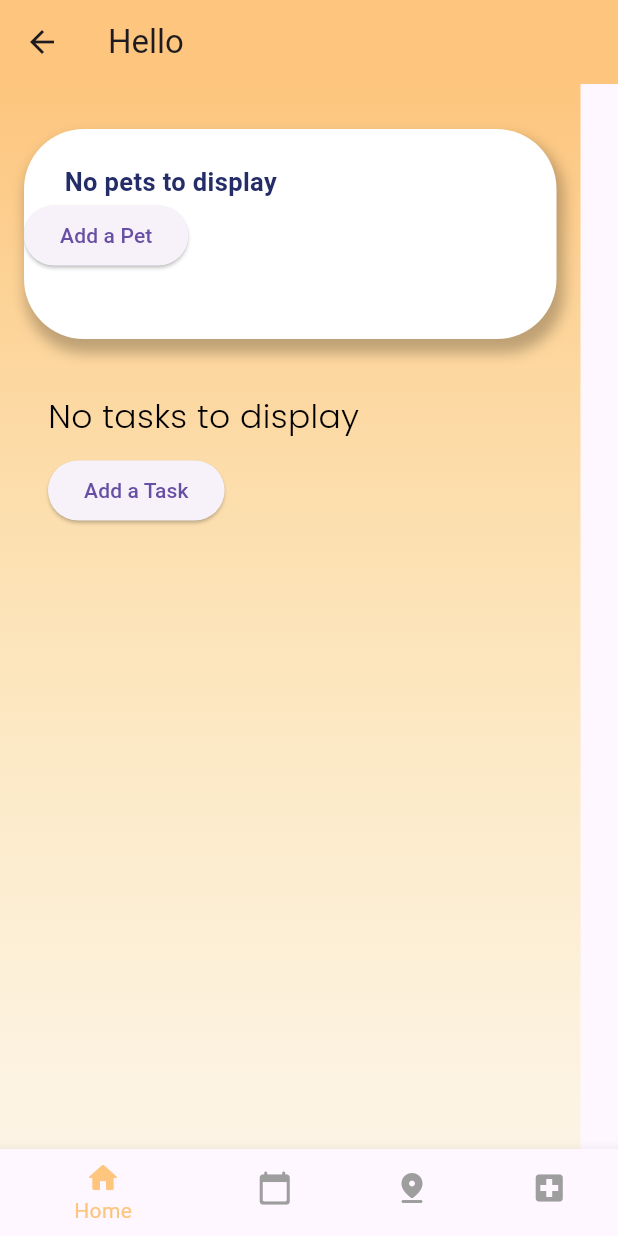
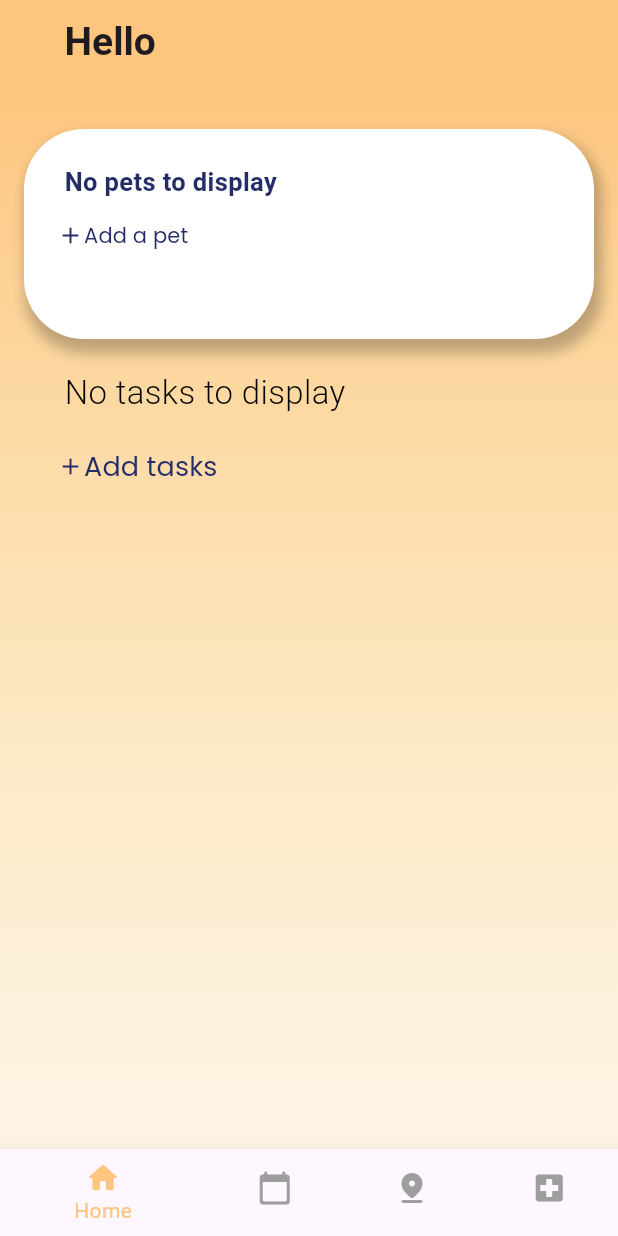
Before and after one commit to ammitrevska/PetPal-Health, a Flutter app: the InitializePet screen opened directly, on a phone screen of 412 x 824 dp. Run offline on Flutter 3.47's test engine with Material 3 defaults, Android fonts, the phone set to English and light mode, and no system bars; our stand-ins replace cloud_firestore, firebase_core, firebase_storage, flutter_map, image_picker, latlong2; accounts and stored records are empty; Roboto replaces fonts that are missing (Comic Sans MS, Comic Sans Ms).

Commit message:
inicialization screen ui completed

```diff
--- a/lib/screens/inicialization_screen.dart
+++ b/lib/screens/inicialization_screen.dart
@@ -2,10 +2,10 @@
 import 'package:flutter/material.dart';
 import 'package:petpal/enum/TaskCategory.dart';
 import 'package:petpal/models/pet.dart';
-import 'package:petpal/pet_list.dart';
+import 'package:petpal/screens/pet_list.dart';
 import 'package:petpal/screens/map_screen.dart';
 import 'package:petpal/task_command.dart';
-import 'package:petpal/task_list.dart';
+import 'package:petpal/screens/task_list.dart';
 import 'package:petpal/widgets/nav_bar.dart';
 
 class InitializePet extends StatefulWidget {
@@ -40,7 +40,19 @@ class _InitializePetState extends State<InitializePet> {
     return Scaffold(
       appBar: AppBar(
         backgroundColor: const Color.fromRGBO(253, 197, 126, 1),
-        title: const Text("Hello"),
+        title: const Padding(
+          padding: EdgeInsets.only(left: 27),
+          child: Text(
+            "Hello",
+            style: TextStyle(
+              fontFamily: 'Comic Sans Ms',
+              fontWeight: FontWeight.bold,
+              fontSize: 26
+            ),
+          ),
+        ),
+        //so there wont be a back arrow in the nav bar
+        automaticallyImplyLeading: false,
       ),
       body: Container(
         decoration: const BoxDecoration(
--- a/lib/pet_list.dart
+++ b/lib/screens/pet_list.dart
@@ -1,11 +1,12 @@
 // screens/pet_list.dart
 import 'package:flutter/material.dart';
+import 'package:flutter/widgets.dart';
 import 'package:petpal/screens/pet_form.dart';
-import 'models/pet.dart';
+import '../models/pet.dart';
 
 class PetList extends StatelessWidget {
   final List<Pet> petList;
-  final Function(Pet) onPetAdded; // Update the callback type
+  final Function(Pet) onPetAdded;
 
   const PetList({super.key, required this.petList, required this.onPetAdded});
 
@@ -13,7 +14,7 @@ class PetList extends StatelessWidget {
   Widget build(BuildContext context) {
     return petList.isEmpty
         ? Container(
-            width: 355,
+            // width: 355,
             height: 140,
             clipBehavior: Clip.antiAlias,
             margin: const EdgeInsets.only(left: 16, right: 16),
@@ -44,11 +45,12 @@ class PetList extends StatelessWidget {
                       color: Color(0xFF242D68),
                       fontSize: 17,
                       fontFamily: 'Comic Sans MS',
-                      fontWeight: FontWeight.w700,
+                      fontStyle: FontStyle.normal,
+                      fontWeight: FontWeight.bold,
                     ),
                   ),
                 ),
-                ElevatedButton(
+                TextButton(
                   onPressed: () async {
                     dynamic result = await Navigator.push(
                       context,
@@ -62,7 +64,26 @@ class PetList extends StatelessWidget {
                       onPetAdded(result);
                     }
                   },
-                  child: const Text('Add a Pet'),
+                  child: const Row(
+                    children: [
+                      Padding(
+                        padding: EdgeInsets.only(left: 10),
+                        child: Icon(
+                          Icons.add,
+                          color: Color.fromRGBO(36, 45, 104, 1),
+                        ),
+                      ),
+                      Text(
+                        "Add a pet",
+                        style: TextStyle(
+                          color: Color.fromRGBO(36, 45, 104, 1),
+                          fontFamily: 'Poppins',
+                          fontStyle: FontStyle.normal,
+                          fontWeight: FontWeight.w400
+                        ),
+                      ),
+                    ],
+                  ),
                 ),
               ],
             ),
--- a/lib/task_list.dart
+++ b/lib/screens/task_list.dart
@@ -1,8 +1,9 @@
 // screens/task_list.dart
 import 'package:flutter/material.dart';
+import 'package:flutter/widgets.dart';
 import 'package:petpal/enum/TaskCategory.dart';
-import 'models/task.dart';
-import 'task_command.dart';
+import '../models/task.dart';
+import '../task_command.dart';
 
 class TaskList extends StatelessWidget {
   final List<String> taskList;
@@ -17,24 +18,26 @@ class TaskList extends StatelessWidget {
 
   @override
   Widget build(BuildContext context) {
-    return Container(
-      width: 355,
-      padding: const EdgeInsets.all(16),
-      child: Column(
+    return Column(
       crossAxisAlignment: CrossAxisAlignment.start,
       children: [
-          Text(
+        Padding(
+          padding: const EdgeInsets.only(left: 43),
+          child: Text(
             taskList.isEmpty ? "No tasks to display" : "Tasks",
             style: const TextStyle(
                 color: Colors.black,
                 fontSize: 22,
-                fontFamily: 'Poppins',
+                fontFamily: 'Comic Sans MS',
                 fontWeight: FontWeight.w300),
+          ),
         ),
         const SizedBox(
           height: 10,
         ),
-          ElevatedButton(
+        Padding(
+          padding: const EdgeInsets.only(left: 26),
+          child: TextButton(
             onPressed: () async {
               TextEditingController taskController = TextEditingController();
               TaskCategory? selectedCategory;
@@ -63,8 +66,7 @@ class TaskList extends StatelessWidget {
                               selectedCategory = newValue;
                             }
                           },
-                          items: categories
-                              .map<DropdownMenuItem<TaskCategory>>(
+                          items: categories.map<DropdownMenuItem<TaskCategory>>(
                               (TaskCategory category) {
                             return DropdownMenuItem<TaskCategory>(
                               value: category,
@@ -107,7 +109,25 @@ class TaskList extends StatelessWidget {
                 },
               );
             },
-            child: const Text("Add a Task"),
+            child: const Row(
+              children: [
+                SizedBox(width: 0,),
+                Icon(
+                  Icons.add,
+                  color: Color.fromRGBO(36, 45, 104, 1),
+                ),
+                Text(
+                  "Add tasks",
+                  style: TextStyle(
+                      color: Color.fromRGBO(36, 45, 104, 1),
+                      fontFamily: 'Poppins',
+                      fontStyle: FontStyle.normal,
+                      fontWeight: FontWeight.w400,
+                      fontSize: 18),
+                ),
+              ],
+            ),
+          ),
         ),
         for (String task in taskList)
           ListTile(
@@ -122,7 +142,6 @@ class TaskList extends StatelessWidget {
             ),
           ),
       ],
-      ),
     );
   }
 }
--- a/lib/widgets/nav_bar.dart
+++ b/lib/widgets/nav_bar.dart
@@ -54,10 +54,10 @@
 import 'package:flutter/material.dart';
 import 'package:petpal/enum/TaskCategory.dart';
 import 'package:petpal/models/pet.dart';
-import 'package:petpal/pet_list.dart';
+import 'package:petpal/screens/pet_list.dart';
 import 'package:petpal/screens/inicialization_screen.dart';
 import 'package:petpal/task_command.dart';
-import 'package:petpal/task_list.dart';
+import 'package:petpal/screens/task_list.dart';
 import 'package:petpal/screens/calendar.dart';
 import 'package:petpal/screens/map_screen.dart';
 import 'package:petpal/screens/medic_screen.dart';
--- a/pubspec.yaml
+++ b/pubspec.yaml
@@ -93,6 +93,8 @@ flutter:
     - family: Comic Sans MS
       fonts:
         - asset: assets\fonts\comici.ttf
+        - asset: assets\fonts\COMICSANS.TTF
+        - asset: assets\fonts\COMIC.TTF
 
   #
   # For details regarding fonts from package dependencies,
```
Also changed, not shown: assets/fonts/COMIC.TTF (added), assets/fonts/COMICSANS.TTF (added). Lines whose indentation alone changed are shown as unchanged.
